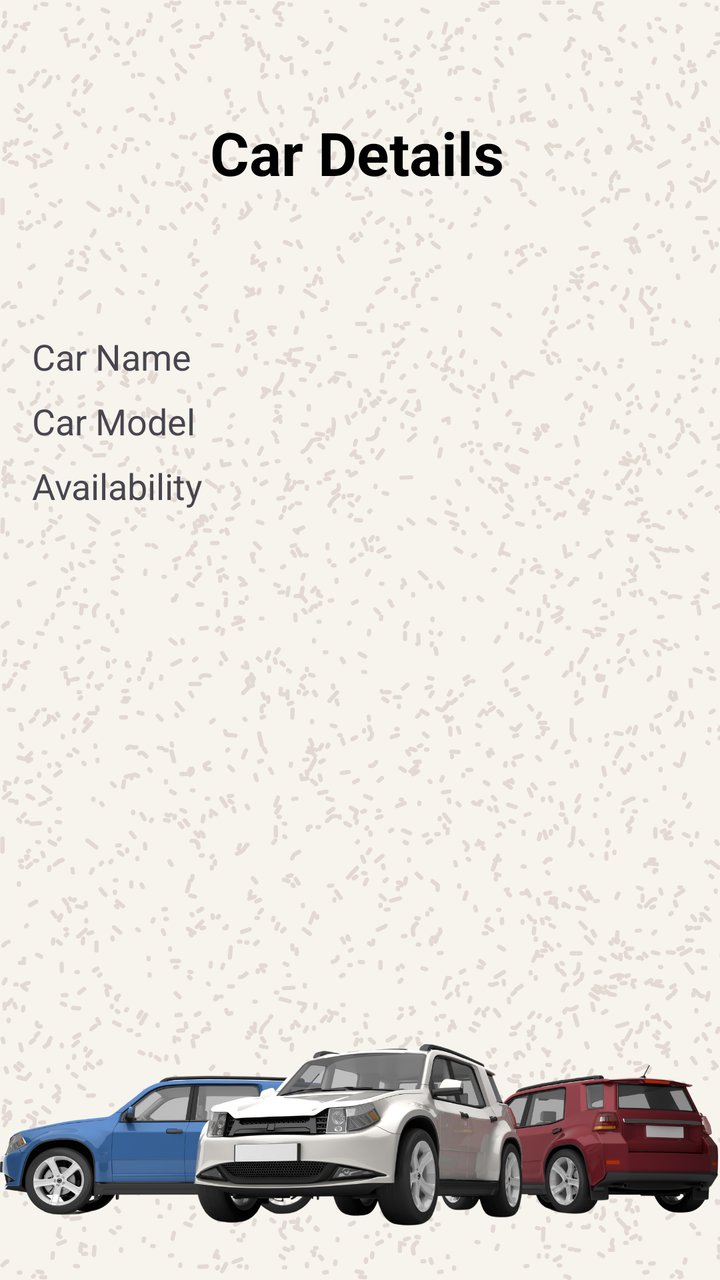
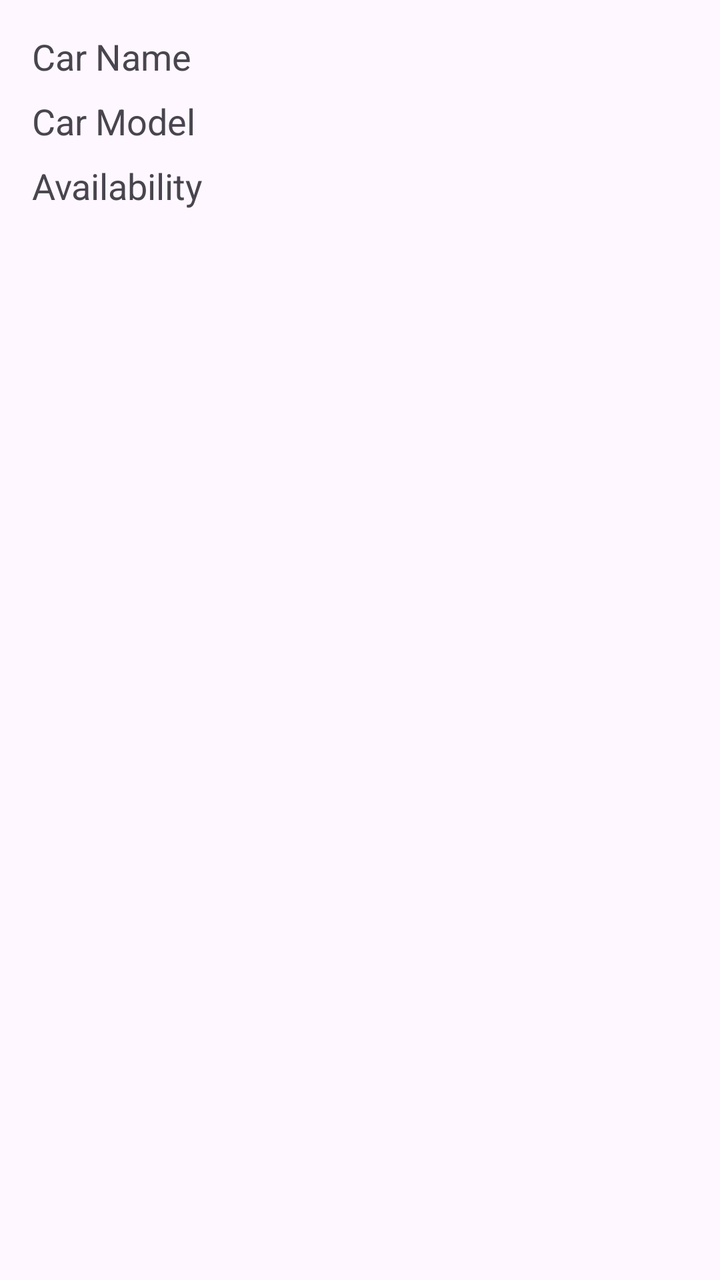

Before-and-after screenshots of an Android layout around one commit, followed by the original layout XML and the change that was made.
<!-- AndroidManifest.xml: application theme Theme.Lab_REST -->
<!-- res/layout/activity_car_detail.xml -->
<RelativeLayout xmlns:android="http://schemas.android.com/apk/res/android"
    android:layout_width="match_parent"
    android:layout_height="match_parent"
    android:background="@drawable/add"
    android:padding="16dp">

    <TextView
        android:id="@+id/header"
        android:layout_width="match_parent"
        android:layout_height="wrap_content"
        android:layout_alignParentEnd="true"
        android:layout_marginTop="40dp"
        android:layout_marginEnd="3dp"
        android:gravity="center"
        android:text="Car Details"
        android:textColor="@color/black"
        android:textSize="30dp"
        android:textStyle="bold" />

    <TextView
        android:id="@+id/tvCarName"
        android:layout_width="wrap_content"
        android:layout_height="wrap_content"
        android:layout_marginTop="150dp"
        android:text="Car Name"
        android:textSize="18sp"
        android:layout_marginBottom="8dp"/>

    <TextView
        android:id="@+id/tvCarModel"
        android:layout_width="wrap_content"
        android:layout_height="wrap_content"
        android:text="Car Model"
        android:textSize="18sp"
        android:layout_below="@id/tvCarName"
        android:layout_marginBottom="8dp"/>

    <TextView
        android:id="@+id/tvCarAvailability"
        android:layout_width="wrap_content"
        android:layout_height="wrap_content"
        android:text="Availability"
        android:textSize="18sp"
        android:layout_below="@id/tvCarModel"
        android:layout_marginBottom="8dp"/>
</RelativeLayout>
<!-- resources referenced by this layout -->
<resources>
  <color name="black">#FF000000</color>
  <!-- drawable add: png bitmap (drawable, 578543 bytes) -->
  <style name="Theme.Lab_REST" parent="Base.Theme.Lab_REST" />
  <style name="Base.Theme.Lab_REST" parent="Theme.Material3.DayNight.NoActionBar">
          
          
      </style>
</resources>

<!-- the commit's change to res/layout/activity_car_detail.xml (unified diff, before → after) -->
@@ -1,27 +1,12 @@
 <RelativeLayout xmlns:android="http://schemas.android.com/apk/res/android"
     android:layout_width="match_parent"
     android:layout_height="match_parent"
-    android:background="@drawable/add"
     android:padding="16dp">
-
-    <TextView
-        android:id="@+id/header"
-        android:layout_width="match_parent"
-        android:layout_height="wrap_content"
-        android:layout_alignParentEnd="true"
-        android:layout_marginTop="40dp"
-        android:layout_marginEnd="3dp"
-        android:gravity="center"
-        android:text="Car Details"
-        android:textColor="@color/black"
-        android:textSize="30dp"
-        android:textStyle="bold" />
 
     <TextView
         android:id="@+id/tvCarName"
         android:layout_width="wrap_content"
         android:layout_height="wrap_content"
-        android:layout_marginTop="150dp"
         android:text="Car Name"
         android:textSize="18sp"
         android:layout_marginBottom="8dp"/>
<!-- resource entries referenced after the edit -->
@@ -1,7 +1,5 @@
 <!-- resources referenced by this layout -->
 <resources>
-  <color name="black">#FF000000</color>
-  <!-- drawable add: png bitmap (drawable, 578543 bytes) -->
   <style name="Theme.Lab_REST" parent="Base.Theme.Lab_REST" />
   <style name="Base.Theme.Lab_REST" parent="Theme.Material3.DayNight.NoActionBar">
           
